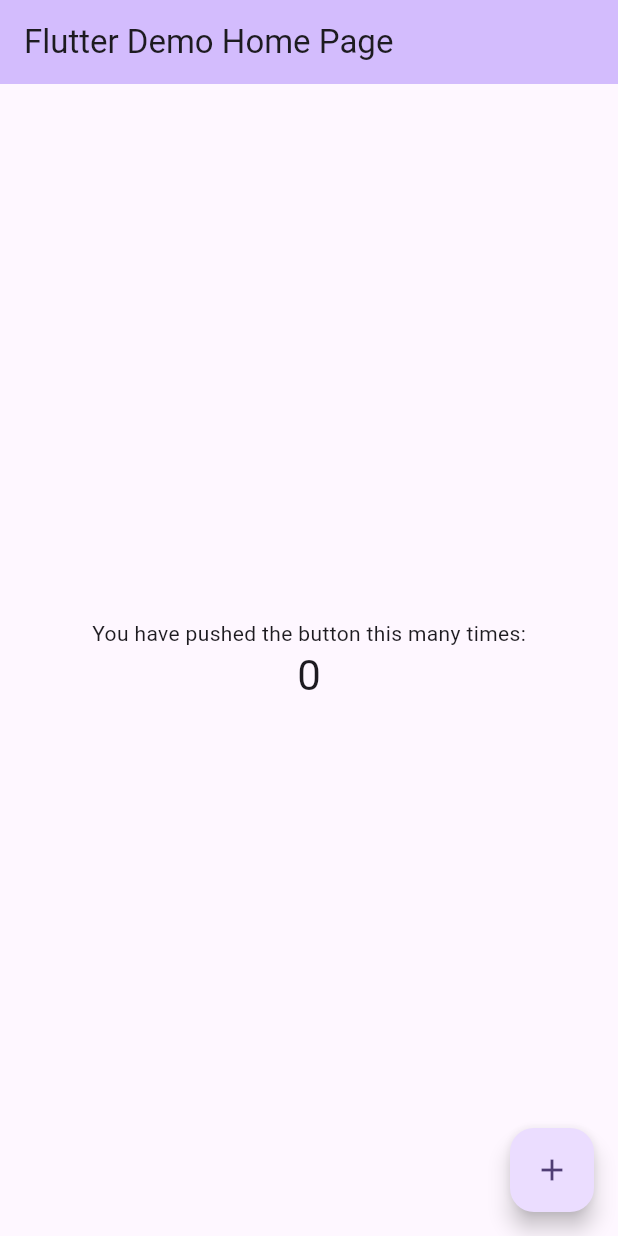
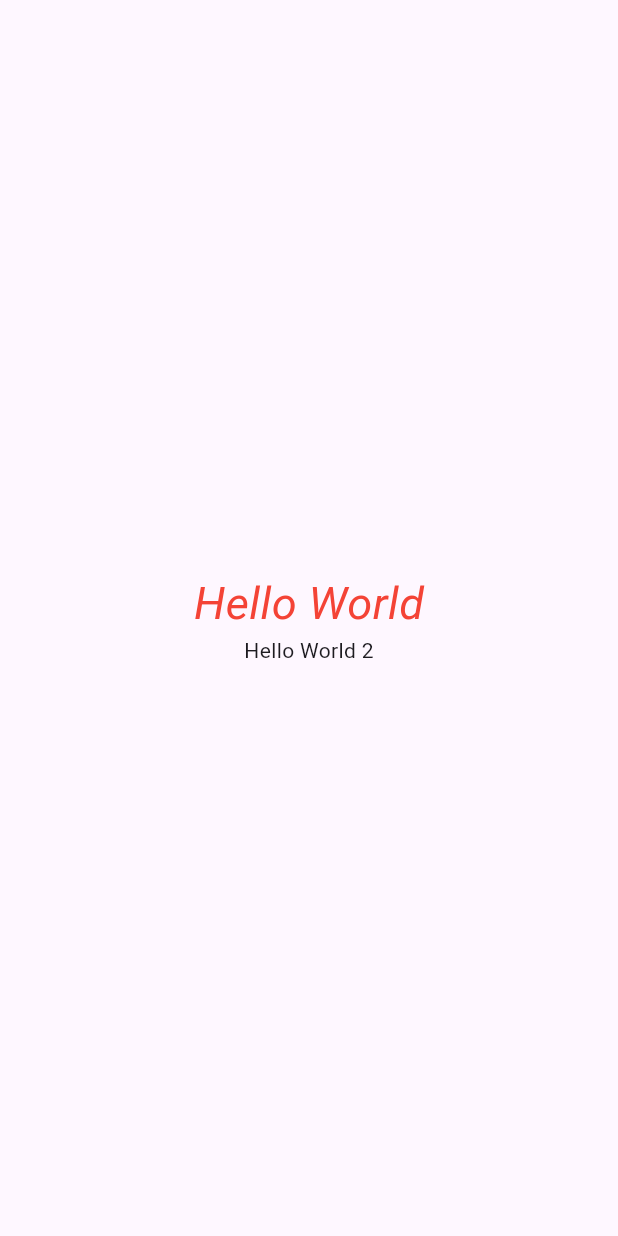
Before and after one commit to SahilShameerDev/dpp_project, a Flutter app: the screen it shows after launch, on a phone screen of 412 x 824 dp. Run offline on Flutter 3.47's test engine with Material 3 defaults, Android fonts, the phone set to English and light mode, and no system bars.

```diff
--- a/lib/main.dart
+++ b/lib/main.dart
@@ -11,115 +11,33 @@ class MyApp extends StatelessWidget {
   @override
   Widget build(BuildContext context) {
     return MaterialApp(
-      title: 'Flutter Demo',
+      title: 'DPP Wallet',
       theme: ThemeData(
-        // This is the theme of your application.
-        //
-        // TRY THIS: Try running your application with "flutter run". You'll see
-        // the application has a purple toolbar. Then, without quitting the app,
-        // try changing the seedColor in the colorScheme below to Colors.green
-        // and then invoke "hot reload" (save your changes or press the "hot
-        // reload" button in a Flutter-supported IDE, or press "r" if you used
-        // the command line to start the app).
-        //
-        // Notice that the counter didn't reset back to zero; the application
-        // state is not lost during the reload. To reset the state, use hot
-        // restart instead.
-        //
-        // This works for code too, not just values: Most code changes can be
-        // tested with just a hot reload.
         colorScheme: ColorScheme.fromSeed(seedColor: Colors.deepPurple),
         useMaterial3: true,
       ),
-      home: const MyHomePage(title: 'Flutter Demo Home Page'),
+      home: const MyHomePage(),
     );
   }
 }
 
-class MyHomePage extends StatefulWidget {
-  const MyHomePage({super.key, required this.title});
 
-  // This widget is the home page of your application. It is stateful, meaning
-  // that it has a State object (defined below) that contains fields that affect
-  // how it looks.
-
-  // This class is the configuration for the state. It holds the values (in this
-  // case the title) provided by the parent (in this case the App widget) and
-  // used by the build method of the State. Fields in a Widget subclass are
-  // always marked "final".
-
-  final String title;
-
-  @override
-  State<MyHomePage> createState() => _MyHomePageState();
-}
-
-class _MyHomePageState extends State<MyHomePage> {
-  int _counter = 0;
-
-  void _incrementCounter() {
-    setState(() {
-      // This call to setState tells the Flutter framework that something has
-      // changed in this State, which causes it to rerun the build method below
-      // so that the display can reflect the updated values. If we changed
-      // _counter without calling setState(), then the build method would not be
-      // called again, and so nothing would appear to happen.
-      _counter++;
-    });
-  }
+class MyHomePage extends StatelessWidget {
+  const MyHomePage({super.key});
 
   @override
   Widget build(BuildContext context) {
-    // This method is rerun every time setState is called, for instance as done
-    // by the _incrementCounter method above.
-    //
-    // The Flutter framework has been optimized to make rerunning build methods
-    // fast, so that you can just rebuild anything that needs updating rather
-    // than having to individually change instances of widgets.
-    return Scaffold(
-      appBar: AppBar(
-        // TRY THIS: Try changing the color here to a specific color (to
-        // Colors.amber, perhaps?) and trigger a hot reload to see the AppBar
-        // change color while the other colors stay the same.
-        backgroundColor: Theme.of(context).colorScheme.inversePrimary,
-        // Here we take the value from the MyHomePage object that was created by
-        // the App.build method, and use it to set our appbar title.
-        title: Text(widget.title),
+    return const Scaffold(
+      body: Center(
+        child: Column(
+          mainAxisSize: MainAxisSize.min,
+        children: [
+          Text('Hello World',
+            style: TextStyle(fontSize: 30, fontStyle: FontStyle.italic, color: Colors.red)),
+          Text('Hello World 2')
+        ],
       ),
-      body: Center(
-        // Center is a layout widget. It takes a single child and positions it
-        // in the middle of the parent.
-        child: Column(
-          // Column is also a layout widget. It takes a list of children and
-          // arranges them vertically. By default, it sizes itself to fit its
-          // children horizontally, and tries to be as tall as its parent.
-          //
-          // Column has various properties to control how it sizes itself and
-          // how it positions its children. Here we use mainAxisAlignment to
-          // center the children vertically; the main axis here is the vertical
-          // axis because Columns are vertical (the cross axis would be
-          // horizontal).
-          //
-          // TRY THIS: Invoke "debug painting" (choose the "Toggle Debug Paint"
-          // action in the IDE, or press "p" in the console), to see the
-          // wireframe for each widget.
-          mainAxisAlignment: MainAxisAlignment.center,
-          children: <Widget>[
-            const Text(
-              'You have pushed the button this many times:',
-            ),
-            Text(
-              '$_counter',
-              style: Theme.of(context).textTheme.headlineMedium,
-            ),
-          ],
-        ),
-      ),
-      floatingActionButton: FloatingActionButton(
-        onPressed: _incrementCounter,
-        tooltip: 'Increment',
-        child: const Icon(Icons.add),
-      ), // This trailing comma makes auto-formatting nicer for build methods.
+      )
     );
   }
 }
```
